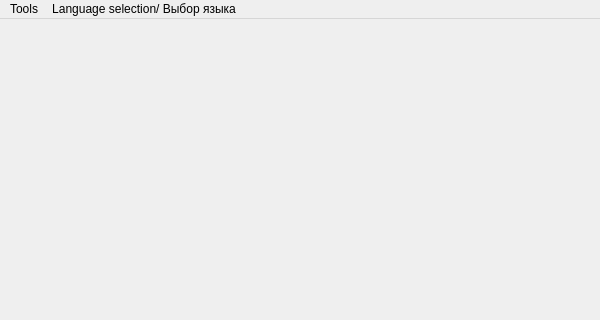
Before: the Qt Designer form source/qt_ui/main_window.ui in lvjonok/maze-gui-gen, drawn with Qt 5; both pictures show x 0 to 600 and y 0 to 320 of the 600 by 600 pixel window.
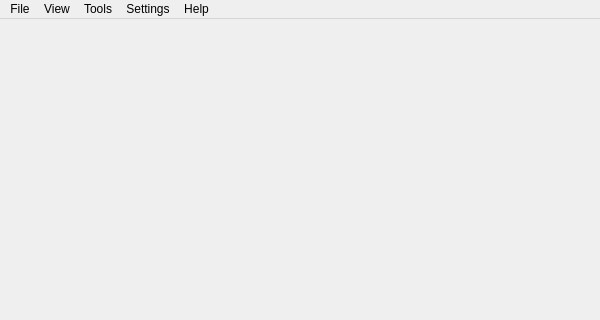
After: the same form once the commit is applied. Icons and pictures are not drawn.

Commit message: changed layout on main window TODO: change images for tutorial and add about application window

```diff
--- a/source/qt_ui/main_window.ui
+++ b/source/qt_ui/main_window.ui
@@ -10,6 +10,12 @@
     <height>600</height>
    </rect>
   </property>
+  <property name="sizePolicy">
+   <sizepolicy hsizetype="Ignored" vsizetype="Ignored">
+    <horstretch>0</horstretch>
+    <verstretch>0</verstretch>
+   </sizepolicy>
+  </property>
   <property name="minimumSize">
    <size>
     <width>600</width>
@@ -50,7 +56,7 @@
      <height>22</height>
     </rect>
    </property>
-   <widget class="QMenu" name="menutools">
+   <widget class="QMenu" name="menuTools">
     <property name="title">
      <string>Tools</string>
     </property>
@@ -64,15 +70,47 @@
     <addaction name="actionsettings"/>
     <addaction name="actioninformation"/>
    </widget>
-   <widget class="QMenu" name="menulan">
+   <widget class="QMenu" name="menuHelp">
     <property name="title">
-     <string>Language selection/ Выбор языка</string>
+     <string>Help</string>
     </property>
     <addaction name="actionen"/>
     <addaction name="actionru"/>
    </widget>
-   <addaction name="menutools"/>
-   <addaction name="menulan"/>
+   <widget class="QMenu" name="menuSettings">
+    <property name="title">
+     <string>Settings</string>
+    </property>
+    <widget class="QMenu" name="menuLanguage_selection">
+     <property name="title">
+      <string>Language selection/ Выбор языка</string>
+     </property>
+     <addaction name="actionRu"/>
+     <addaction name="actionEn"/>
+    </widget>
+    <addaction name="actionSettings"/>
+    <addaction name="menuLanguage_selection"/>
+   </widget>
+   <widget class="QMenu" name="menuFile">
+    <property name="title">
+     <string>File</string>
+    </property>
+    <addaction name="actionExportAdjacencyMap"/>
+    <addaction name="actionExportXmlMaze"/>
+    <addaction name="actionExportXmlLineMap"/>
+   </widget>
+   <widget class="QMenu" name="menuView">
+    <property name="title">
+     <string>View</string>
+    </property>
+    <addaction name="actionZoomIn"/>
+    <addaction name="actionZoomOut"/>
+   </widget>
+   <addaction name="menuFile"/>
+   <addaction name="menuView"/>
+   <addaction name="menuTools"/>
+   <addaction name="menuSettings"/>
+   <addaction name="menuHelp"/>
   </widget>
   <action name="actioncreate_map">
    <property name="text">
```
Left out of the diff: 117 changed lines with no effect on the pictures. The commit also changes 2 other files.
